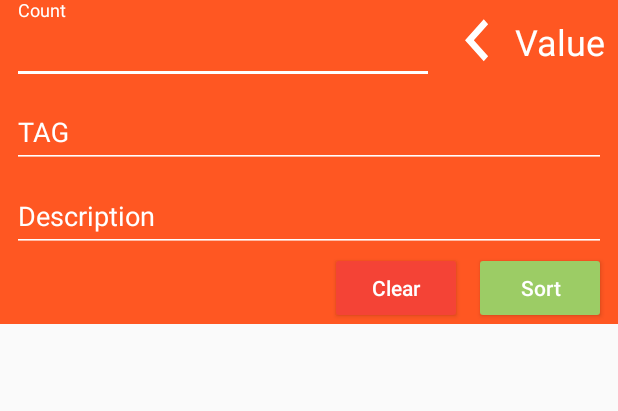
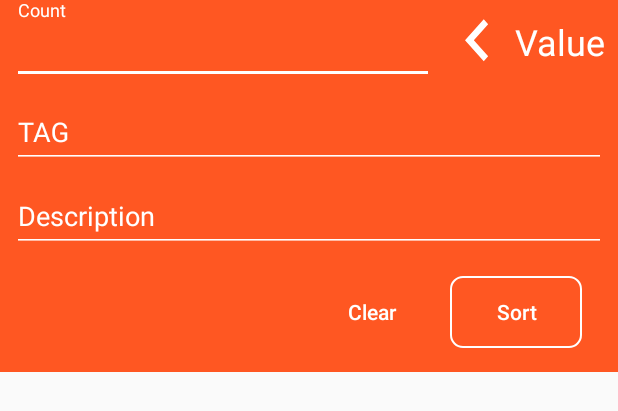
Before and after one commit to RockPilgrim/Money, an Android app: the layout sort_layout.xml on its own in the app's theme, with its tools: preview values and no code run, on a phone screen of 412 x 824 dp. Shown: the top 411 px of the screen. Run offline under Robolectric (Android 15) with nearby library versions, the phone set to English and light mode, and no system bars.

Commit message:
Change all buttons

```diff
--- a/MoneyForTravel/app/src/main/res/drawable/button_style.xml
+++ b/MoneyForTravel/app/src/main/res/drawable/button_style.xml
@@ -1,7 +1,7 @@
 <?xml version="1.0" encoding="utf-8"?>
 <shape xmlns:android="http://schemas.android.com/apk/res/android">
 
-    <corners android:radius="4dp" />
+    <corners android:radius="8dp" />
 
     <stroke
         android:width="1dp"
--- /dev/null
+++ b/MoneyForTravel/app/src/main/res/drawable/button_style_no_stroke.xml
@@ -0,0 +1,5 @@
+<?xml version="1.0" encoding="utf-8"?>
+<shape xmlns:android="http://schemas.android.com/apk/res/android">
+
+    <corners android:radius="4dp" />
+</shape>
--- a/MoneyForTravel/app/src/main/res/layout/add_layout.xml
+++ b/MoneyForTravel/app/src/main/res/layout/add_layout.xml
@@ -109,8 +109,8 @@
         android:layout_width="wrap_content"
         android:layout_height="wrap_content"
         android:layout_gravity="end"
-        android:layout_marginTop="4dp"
-        android:layout_marginBottom="8dp"
+        android:layout_marginTop="16dp"
+        android:layout_marginBottom="16dp"
         android:layout_marginStart="16dp"
         android:layout_marginEnd="18dp"
         android:focusable="true"
--- a/MoneyForTravel/app/src/main/res/layout/sort_layout.xml
+++ b/MoneyForTravel/app/src/main/res/layout/sort_layout.xml
@@ -87,6 +87,7 @@
     <LinearLayout
         android:orientation="horizontal"
         android:gravity="end"
+        android:layout_margin="16dp"
         android:layout_width="match_parent"
         android:layout_height="wrap_content">
 
@@ -97,7 +98,7 @@
             android:layout_gravity="end"
             android:layout_marginStart="8dp"
             android:layout_marginEnd="4dp"
-            android:backgroundTint="@color/colorAccent"
+            android:background="@drawable/button_style_no_stroke"
             android:text="@string/clear"
             android:textAllCaps="false"
             android:textColor="@color/colorWhite" />
@@ -109,7 +110,7 @@
             android:layout_marginStart="4dp"
             android:focusable="true"
             android:layout_marginEnd="8dp"
-            android:backgroundTint="@color/colorPrimary"
+            android:background="@drawable/button_style"
             android:text="@string/sort"
             android:textAllCaps="false"
             android:textColor="@color/colorWhite" />
```
